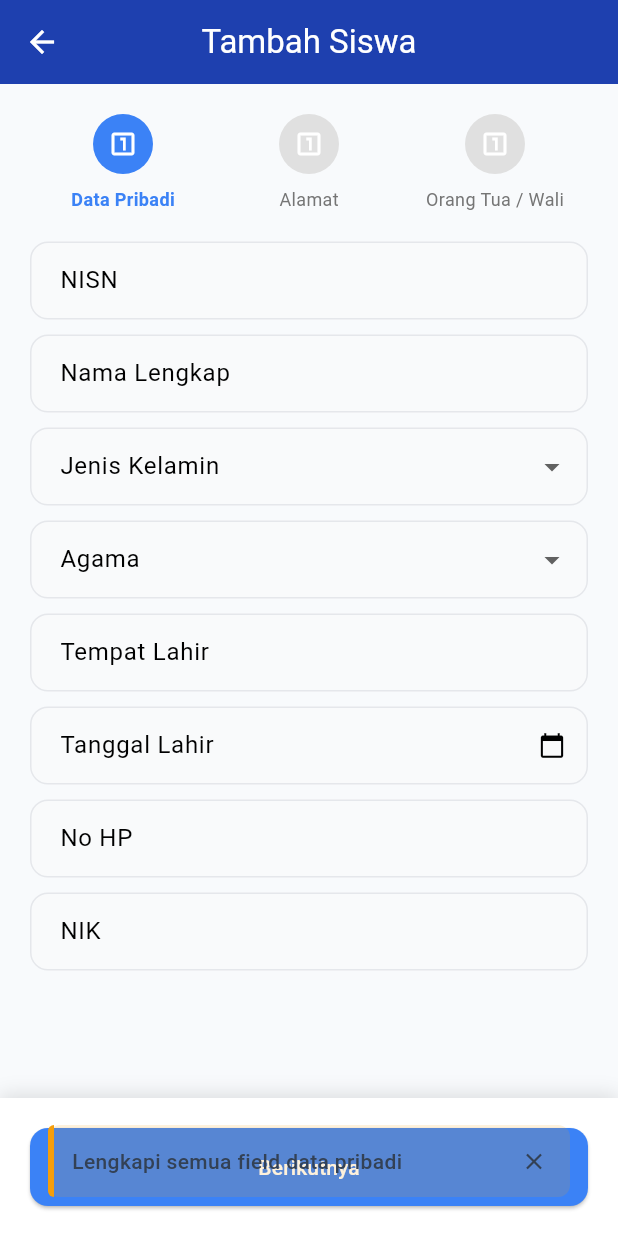
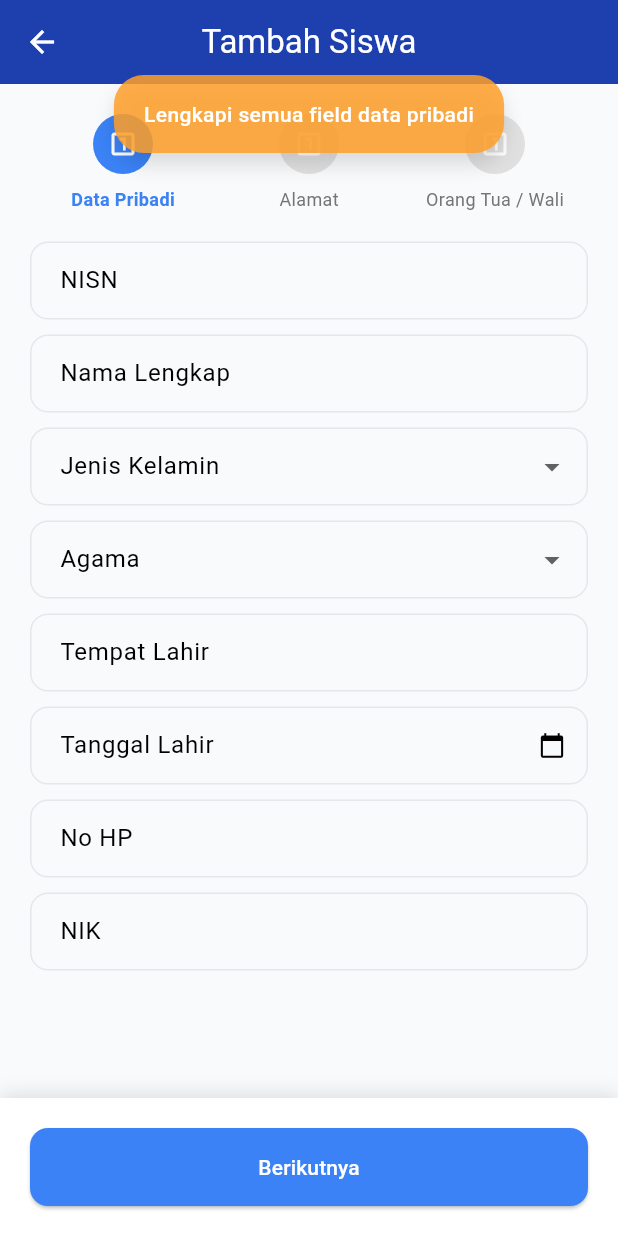
Before and after one commit to BagasXece/project_04, a Flutter app: the _FormSiswaBody screen opened directly, after a tap on "Berikutnya", on a phone screen of 412 x 824 dp. Run offline on Flutter 3.47's test engine with Material 3 defaults, Android fonts, the phone set to English and light mode, and no system bars; drawn by our look-alikes of overlay_support; our stand-ins replace connectivity_plus, flutter_dotenv, supabase_flutter; accounts and stored records are empty.

Commit message:
update error handle

```diff
--- a/lib/core/errors/exceptions.dart
+++ b/lib/core/errors/exceptions.dart
@@ -5,3 +5,5 @@ class ServerException implements Exception {
   @override
   String toString() => 'ServerException: $message';
 }
+
+class NoInternetException implements Exception {}
--- /dev/null
+++ b/lib/core/utils/network_info.dart
@@ -0,0 +1,16 @@
+import 'package:connectivity_plus/connectivity_plus.dart';
+
+abstract class NetworkInfo {
+  Future<bool> get isConnected;
+}
+
+class NetworkInfoImpl implements NetworkInfo {
+  final Connectivity _c;
+  NetworkInfoImpl(this._c);
+
+  @override
+  Future<bool> get isConnected async {
+    final result = await _c.checkConnectivity();
+    return result != ConnectivityResult.none;
+  }
+}
--- a/lib/core/utils/toast.dart
+++ b/lib/core/utils/toast.dart
@@ -1,57 +1,41 @@
 import 'package:flutter/material.dart';
+import 'package:overlay_support/overlay_support.dart';
 
 class Toast {
-  static void success(BuildContext ctx, String msg) =>
-      _show(ctx, msg, const Color(0xFF16A34A));
-  static void error(BuildContext ctx, String msg) =>
-      _show(ctx, msg, const Color(0xFFDC2626));
-  static void warning(BuildContext ctx, String msg) =>
-      _show(ctx, msg, const Color(0xFFF59E0B));
-
-  static void _show(BuildContext ctx, String msg, Color accent) {
-    ScaffoldMessenger.of(ctx).hideCurrentSnackBar();
-    ScaffoldMessenger.of(ctx).showSnackBar(
-      SnackBar(
-        elevation: 0,
-        backgroundColor: Colors.transparent,
-        behavior: SnackBarBehavior.floating,
-        margin: const EdgeInsets.symmetric(horizontal: 16, vertical: 12),
-        content: Container(
+  static void show(String msg, Color color) {
+    showOverlayNotification(
+      (context) => SafeArea(
+        child: Material(
+          color: Colors.transparent,
+          child: Container(
+            margin: const EdgeInsets.symmetric(horizontal: 20, vertical: 50),
+            padding: const EdgeInsets.symmetric(horizontal: 20, vertical: 16),
             decoration: BoxDecoration(
-            color: accent.withOpacity(0.15),
-            borderRadius: BorderRadius.circular(8),
+              color: color.withOpacity(.85),
+              borderRadius: BorderRadius.circular(20),
+              boxShadow: const [
+                BoxShadow(
+                  color: Colors.black12,
+                  blurRadius: 10,
+                  offset: Offset(0, 8),
                 ),
-          child: Row(
-            children: [
-              Container(
-                width: 4,
-                height: 48,
-                decoration: BoxDecoration(
-                  color: accent,
-                  borderRadius: const BorderRadius.only(
-                    topLeft: Radius.circular(8),
-                    bottomLeft: Radius.circular(8),
+              ],
             ),
-                ),
-              ),
-              const SizedBox(width: 12),
-              Expanded(
             child: Text(
               msg,
               style: const TextStyle(
-                    color: Color(0xFF334155),
+                color: Colors.white,
                 fontWeight: FontWeight.w500,
               ),
             ),
           ),
-              IconButton(
-                icon: const Icon(Icons.close, size: 18, color: Color(0xFF334155)),
-                onPressed: () => ScaffoldMessenger.of(ctx).hideCurrentSnackBar(),
-              ),
-            ],
         ),
       ),
-      ),
+      duration: const Duration(seconds: 2),
     );
   }
+
+  static void success(String msg) => show(msg, const Color(0xFF00C897));
+  static void error(String msg) => show(msg, const Color(0xFFFF4C4C));
+  static void warning(String msg) => show(msg, const Color(0xFFFF9F29));
 }
--- a/lib/features/siswa/data/models/siswa_model.dart
+++ b/lib/features/siswa/data/models/siswa_model.dart
@@ -1,60 +1,34 @@
-class SiswaModel {
-  final int? id;
-  final String nisn;
-  final String namaLengkap;
-  final String jenisKelamin;
-  final int idAgama;
-  final String namaAgama;
-  final String tempatLahir;
-  final DateTime tanggalLahir;
-  final String noHp;
-  final String nik;
-  final int? idAlamat;
-  final String jalanAlamat;
-  final int rtAlamat;
-  final int rwAlamat;
-  final int? idDusun;
-  final String namaDusun;
-  final String namaDesa;
-  final String namaKecamatan;
-  final String namaProvinsi;
-  final String namaKabupaten;
-  final String kodePos;
-  final int? idOrangTua;
-  final int? idWali;
-  final String namaAyah;
-  final String namaIbu;
-  final String? namaWali;
-  final String? alamatOrtu;
+import 'package:project_4/features/siswa/domain/entities/siswa_entity.dart';
 
+class SiswaModel extends SiswaEntity{
   SiswaModel({
-    this.id,
-    required this.nisn,
-    required this.namaLengkap,
-    required this.jenisKelamin,
-    required this.idAgama,
-    required this.namaAgama,
-    required this.tempatLahir,
-    required this.tanggalLahir,
-    required this.noHp,
-    required this.nik,
-    this.idAlamat,
-    this.idDusun,
-    required this.jalanAlamat,
-    required this.rtAlamat,
-    required this.rwAlamat,
-    required this.namaDusun,
-    required this.namaDesa,
-    required this.namaKabupaten,
-    required this.namaKecamatan,
-    required this.namaProvinsi,
-    required this.kodePos,
-    this.idOrangTua,
-    this.idWali,
-    required this.namaAyah,
-    required this.namaIbu,
-    this.namaWali,
-    this.alamatOrtu,
+    super.id,
+    required super.nisn,
+    required super.namaLengkap,
+    required super.jenisKelamin,
+    required super.idAgama,
+    required super.namaAgama,
+    required super.tempatLahir,
+    required super.tanggalLahir,
+    required super.noHp,
+    required super.nik,
+    super.idAlamat,
+    super.idDusun,
+    required super.jalanAlamat,
+    required super.rtAlamat,
+    required super.rwAlamat,
+    required super.namaDusun,
+    required super.namaDesa,
+    required super.namaKabupaten,
+    required super.namaKecamatan,
+    required super.namaProvinsi,
+    required super.kodePos,
+    super.idOrangTua,
+    super.idWali,
+    required super.namaAyah,
+    required super.namaIbu,
+    super.namaWali,
+    super.alamatOrtu,
   });
 
   factory SiswaModel.fromMap(Map<String, dynamic> map) => SiswaModel(
--- /dev/null
+++ b/lib/features/siswa/domain/entities/siswa_entity.dart
@@ -0,0 +1,59 @@
+class SiswaEntity {
+  final int? id;
+  final String nisn;
+  final String namaLengkap;
+  final String jenisKelamin;
+  final int idAgama;
+  final String namaAgama;
+  final String tempatLahir;
+  final DateTime tanggalLahir;
+  final String noHp;
+  final String nik;
+  final int? idAlamat;
+  final String jalanAlamat;
+  final int rtAlamat;
+  final int rwAlamat;
+  final int? idDusun;
+  final String namaDusun;
+  final String namaDesa;
+  final String namaKecamatan;
+  final String namaProvinsi;
+  final String namaKabupaten;
+  final String kodePos;
+  final int? idOrangTua;
+  final int? idWali;
+  final String namaAyah;
+  final String namaIbu;
+  final String? namaWali;
+  final String? alamatOrtu;
+
+  SiswaEntity({
+    this.id,
+    required this.nisn,
+    required this.namaLengkap,
+    required this.jenisKelamin,
+    required this.idAgama,
+    required this.namaAgama,
+    required this.tempatLahir,
+    required this.tanggalLahir,
+    required this.noHp,
+    required this.nik,
+    this.idAlamat,
+    this.idDusun,
+    required this.jalanAlamat,
+    required this.rtAlamat,
+    required this.rwAlamat,
+    required this.namaDusun,
+    required this.namaDesa,
+    required this.namaKabupaten,
+    required this.namaKecamatan,
+    required this.namaProvinsi,
+    required this.kodePos,
+    this.idOrangTua,
+    this.idWali,
+    required this.namaAyah,
+    required this.namaIbu,
+    this.namaWali,
+    this.alamatOrtu,
+  });
+}
--- a/lib/features/siswa/presentation/pages/form_siswa_page.dart
+++ b/lib/features/siswa/presentation/pages/form_siswa_page.dart
@@ -192,7 +192,7 @@ class _FormSiswaBodyState extends State<_FormSiswaBody> {
             _tanggalLahirC.text.isEmpty ||
             _noHpC.text.isEmpty ||
             _nikC.text.isEmpty) {
-          Toast.warning(context, 'Lengkapi semua field data pribadi');
+          Toast.warning('Lengkapi semua field data pribadi');
           return false;
         }
         return true;
@@ -201,7 +201,7 @@ class _FormSiswaBodyState extends State<_FormSiswaBody> {
             _rtC.text.isEmpty ||
             _rwC.text.isEmpty ||
             _formProv.idDusun == null) {
-          Toast.warning(context, 'Lengkapi alamat & pilih dusun');
+          Toast.warning('Lengkapi alamat & pilih dusun');
           return false;
         }
         return true;
@@ -209,7 +209,7 @@ class _FormSiswaBodyState extends State<_FormSiswaBody> {
         if (_ayahC.text.isEmpty ||
             _ibuC.text.isEmpty ||
             _alamatOrtuC.text.isEmpty) {
-          Toast.warning(context, 'Lengkapi data orang tua / wali');
+          Toast.warning('Lengkapi data orang tua / wali');
           return false;
         }
         return true;
@@ -230,7 +230,7 @@ class _FormSiswaBodyState extends State<_FormSiswaBody> {
       // 1. Agama
       final idAgama = await _repo.getAgamaId(_formProv.agamaNama!);
       if (idAgama == null) {
-        Toast.error(context, 'Agama tidak ditemukan');
+        Toast.error('Agama tidak ditemukan');
         return;
       }
 
@@ -274,17 +274,16 @@ class _FormSiswaBodyState extends State<_FormSiswaBody> {
         'id_wali': idWali,
       };
 
-      if (widget.siswa == null) {
-        await _repo.insertSiswa(data);
-        Toast.success(context, 'Siswa berhasil ditambahkan');
-      } else {
-        await _repo.updateSiswa(widget.siswa!.id!, data);
-        Toast.success(context, 'Siswa berhasil diperbarui');
+      final success = await _formProv.submit(
+        repo: _repo,
+        data: data,
+        id: widget.siswa?.id,
+      );
+      if (success && mounted) {
+        Navigator.pop(context, true);
       }
-
-      if (mounted) Navigator.pop(context, true);
     } catch (e) {
-      Toast.error(context, e.toString());
+      Toast.error(e.toString());
     } finally {
       _formProv.setLoading(false);
     }
@@ -398,16 +397,16 @@ class _FormSiswaBodyState extends State<_FormSiswaBody> {
             keyboardType: TextInputType.number,
             validator: (s) => s!.length < 10 ? 'NISN 10 digit' : null,
           ),
-          SizedBox(height: 10,),
+          SizedBox(height: 10),
           modernTextField(controller: _namaC, label: 'Nama Lengkap'),
-          SizedBox(height: 10,),
+          SizedBox(height: 10),
           modernDropdown(
             label: 'Jenis Kelamin',
             value: _formProv.jenisKelamin,
             items: const ['Laki-laki', 'Perempuan'],
             onChanged: (v) => setState(() => _formProv.jenisKelamin = v),
           ),
-          SizedBox(height: 10,),
+          SizedBox(height: 10),
           modernDropdown(
             label: 'Agama',
             value: _formProv.agamaNama,
@@ -421,18 +420,22 @@ class _FormSiswaBodyState extends State<_FormSiswaBody> {
             ],
             onChanged: (v) => setState(() => _formProv.agamaNama = v),
           ),
-          SizedBox(height: 10,),
+          SizedBox(height: 10),
           modernTextField(controller: _tempatLahirC, label: 'Tempat Lahir'),
-          SizedBox(height: 10,),
-          modernDateField(controller: _tanggalLahirC, label: 'Tanggal Lahir', context: context),
-          SizedBox(height: 10,),
+          SizedBox(height: 10),
+          modernDateField(
+            controller: _tanggalLahirC,
+            label: 'Tanggal Lahir',
+            context: context,
+          ),
+          SizedBox(height: 10),
           modernTextField(
             controller: _noHpC,
             label: 'No HP',
             keyboardType: TextInputType.phone,
             inputFormatters: [FilteringTextInputFormatter.digitsOnly],
           ),
-          SizedBox(height: 10,),
+          SizedBox(height: 10),
           modernTextField(
             controller: _nikC,
             label: 'NIK',
@@ -450,7 +453,7 @@ class _FormSiswaBodyState extends State<_FormSiswaBody> {
       child: Column(
         children: [
           modernTextField(controller: _jalanC, label: 'Jalan / Nomor Rumah'),
-          SizedBox(height: 10,),
+          SizedBox(height: 10),
           Row(
             children: [
               Expanded(
@@ -470,25 +473,29 @@ class _FormSiswaBodyState extends State<_FormSiswaBody> {
               ),
             ],
           ),
-          SizedBox(height: 10,),
+          SizedBox(height: 10),
           _autocompleteDusun(),
-          SizedBox(height: 10,),
+          SizedBox(height: 10),
           modernTextField(controller: _desaC, label: 'Desa', readOnly: true),
-          SizedBox(height: 10,),
+          SizedBox(height: 10),
           modernTextField(
             controller: _kecamatanC,
             label: 'Kecamatan',
             readOnly: true,
           ),
-          SizedBox(height: 10,),
+          SizedBox(height: 10),
           modernTextField(
             controller: _kabupatenC,
             label: 'Kabupaten',
             readOnly: true,
           ),
-          SizedBox(height: 10,),
-          modernTextField(controller: _provinsiC, label: 'Provinsi', readOnly: true),
-          SizedBox(height: 10,),
+          SizedBox(height: 10),
+          modernTextField(
+            controller: _provinsiC,
+            label: 'Provinsi',
+            readOnly: true,
+          ),
+          SizedBox(height: 10),
           modernTextField(
             controller: _kodePosC,
             label: 'Kode Pos',
@@ -507,12 +514,12 @@ class _FormSiswaBodyState extends State<_FormSiswaBody> {
       child: Column(
         children: [
           modernTextField(controller: _ayahC, label: 'Nama Ayah'),
-          SizedBox(height: 10,),
+          SizedBox(height: 10),
           modernTextField(controller: _ibuC, label: 'Nama Ibu'),
-          SizedBox(height: 10,),
+          SizedBox(height: 10),
           modernTextField(controller: _waliC, label: 'Nama Wali (opsional)'),
           const SizedBox(height: 8),
-          SizedBox(height: 10,),
+          SizedBox(height: 10),
           Align(
             alignment: Alignment.centerLeft,
             child: TextButton.icon(
@@ -525,7 +532,7 @@ class _FormSiswaBodyState extends State<_FormSiswaBody> {
               },
             ),
           ),
-          SizedBox(height: 10,),
+          SizedBox(height: 10),
           modernTextField(
             controller: _alamatOrtuC,
             label: 'Alamat Orang Tua / Wali',
--- a/pubspec.yaml
+++ b/pubspec.yaml
@@ -13,6 +13,7 @@ dependencies:
   flutter_dotenv: ^6.0.0
   flutter_typeahead: ^4.8.0
   intl: ^0.20.2
+  overlay_support: ^2.1.0
   provider: ^6.1.5+1
   supabase_flutter: ^2.10.1
 
```
Also changed, not shown: lib/features/siswa/data/datasources/siswa_remote_datasource.dart (+22 -1 lines), lib/features/siswa/presentation/pages/siswa_list_page.dart (+19 -2 lines), lib/features/siswa/presentation/providers/siswa_form_provider.dart (+34 -1 lines), lib/features/siswa/presentation/providers/siswa_list_provider.dart (+20 -3 lines), lib/main.dart (+13 -9 lines), pubspec.lock, 1 other file. Lines whose indentation alone changed are shown as unchanged.
